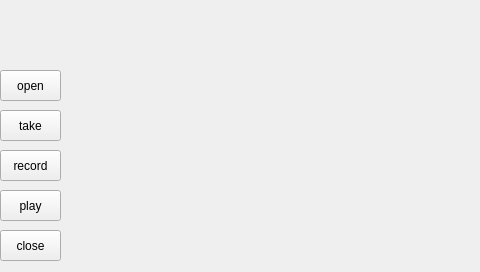
Qt form widget.ui (imddon96/camera) before a commit.
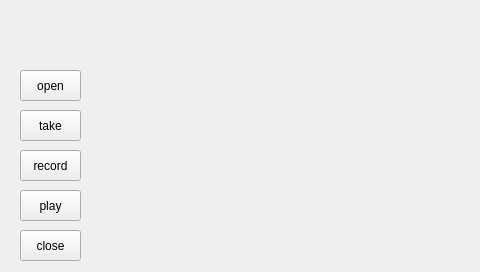
The same form after that commit.

Patch:
```diff
--- a/widget.ui
+++ b/widget.ui
@@ -16,7 +16,7 @@
   <widget class="QPushButton" name="open">
    <property name="geometry">
     <rect>
-     <x>0</x>
+     <x>20</x>
      <y>70</y>
      <width>61</width>
      <height>31</height>
@@ -29,7 +29,7 @@
   <widget class="QPushButton" name="take">
    <property name="geometry">
     <rect>
-     <x>0</x>
+     <x>20</x>
      <y>110</y>
      <width>61</width>
      <height>31</height>
@@ -42,7 +42,7 @@
   <widget class="QPushButton" name="close">
    <property name="geometry">
     <rect>
-     <x>0</x>
+     <x>20</x>
      <y>230</y>
      <width>61</width>
      <height>31</height>
@@ -52,23 +52,10 @@
     <string>close</string>
    </property>
   </widget>
-  <widget class="QLabel" name="label1">
-   <property name="geometry">
-    <rect>
-     <x>70</x>
-     <y>0</y>
-     <width>411</width>
-     <height>271</height>
-    </rect>
-   </property>
-   <property name="text">
-    <string/>
-   </property>
-  </widget>
   <widget class="QLabel" name="label2">
    <property name="geometry">
     <rect>
-     <x>10</x>
+     <x>20</x>
      <y>10</y>
      <width>51</width>
      <height>51</height>
@@ -81,7 +68,7 @@
   <widget class="QPushButton" name="record">
    <property name="geometry">
     <rect>
-     <x>0</x>
+     <x>20</x>
      <y>150</y>
      <width>61</width>
      <height>31</height>
@@ -94,7 +81,7 @@
   <widget class="QPushButton" name="replay">
    <property name="geometry">
     <rect>
-     <x>0</x>
+     <x>20</x>
      <y>190</y>
      <width>61</width>
      <height>31</height>
@@ -104,6 +91,19 @@
     <string>play</string>
    </property>
   </widget>
+  <widget class="QLabel" name="label1">
+   <property name="geometry">
+    <rect>
+     <x>130</x>
+     <y>20</y>
+     <width>320</width>
+     <height>240</height>
+    </rect>
+   </property>
+   <property name="text">
+    <string/>
+   </property>
+  </widget>
  </widget>
  <layoutdefault spacing="6" margin="11"/>
  <resources/>
```
